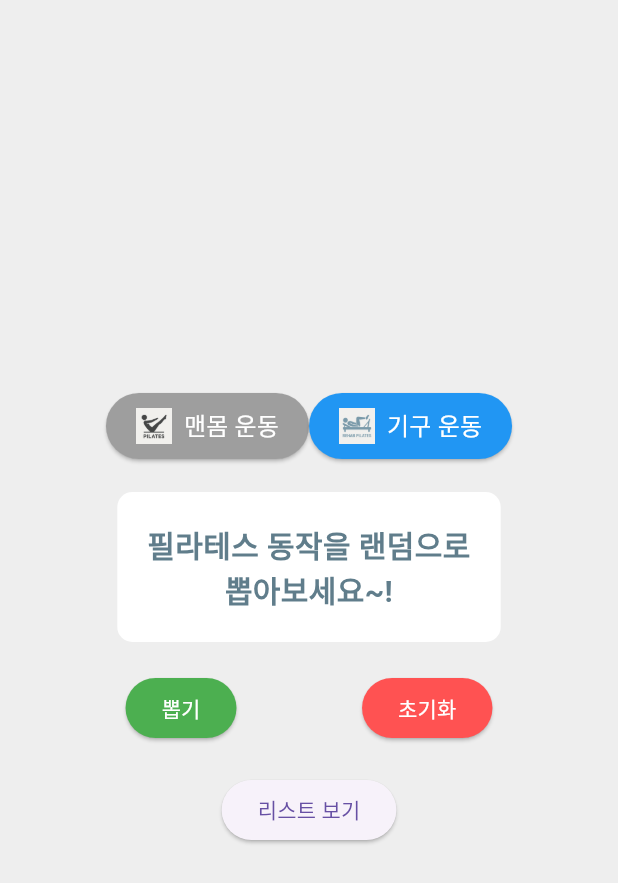
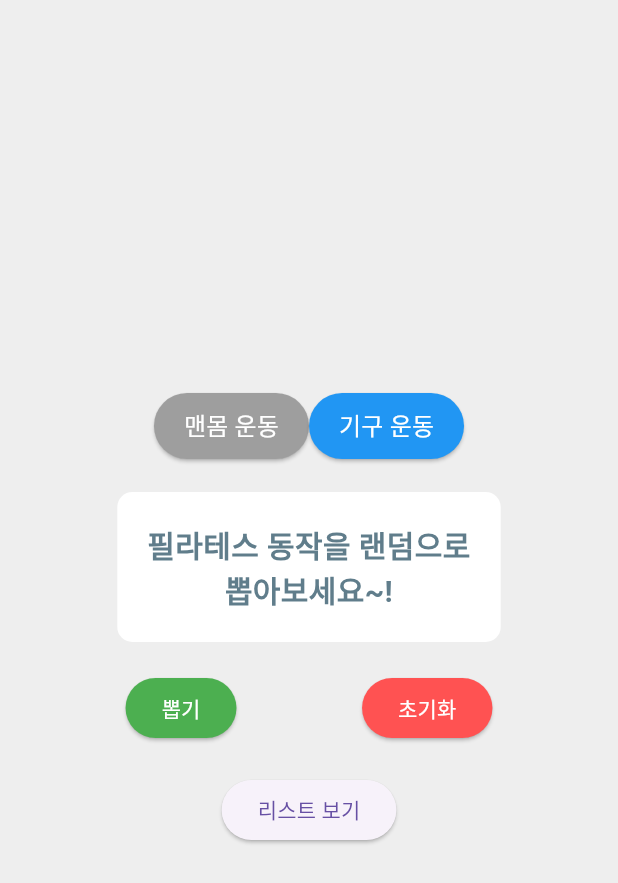
Before and after one commit to 4keool/pilates-yoobin, a Flutter app: the screen it shows after launch, on a phone screen of 412 x 824 dp. Shown: the top 883 px of the screen. Run offline on Flutter 3.47's test engine with Material 3 defaults, Android fonts, the phone set to English and light mode, and no system bars; our stand-ins replace firebase_core; accounts and stored records are empty.

```diff
--- a/lib/main.dart
+++ b/lib/main.dart
@@ -208,21 +208,9 @@ class _LotteryScreenState extends State<LotteryScreen> {
                   padding:
                       const EdgeInsets.symmetric(horizontal: 20, vertical: 10),
                 ),
-                child: Row(
-                  children: [
-                    Image.asset(
-                      type == "맨몸 운동"
-                          ? 'assets/pilates_icon.png'
-                          : 'assets/rehab pilates_icon.png',
-                      width: 24,
-                      height: 24,
-                    ),
-                    const SizedBox(width: 8),
-                    Text(
-                      type,
-                      style: const TextStyle(color: Colors.white, fontSize: 16),
-                    ),
-                  ],
+                child: Text(
+                  type,
+                  style: const TextStyle(color: Colors.white, fontSize: 16),
                 ),
               );
             }).toList(),
--- a/pubspec.yaml
+++ b/pubspec.yaml
@@ -30,7 +30,7 @@ environment:
 dependencies:
   flutter:
     sdk: flutter
-
+  web: ^1.1.1
 
   # The following adds the Cupertino Icons font to your application.
   # Use with the CupertinoIcons class for iOS style icons.
```
Also changed, not shown: lib/firebase_options.dart, 1 other file.
